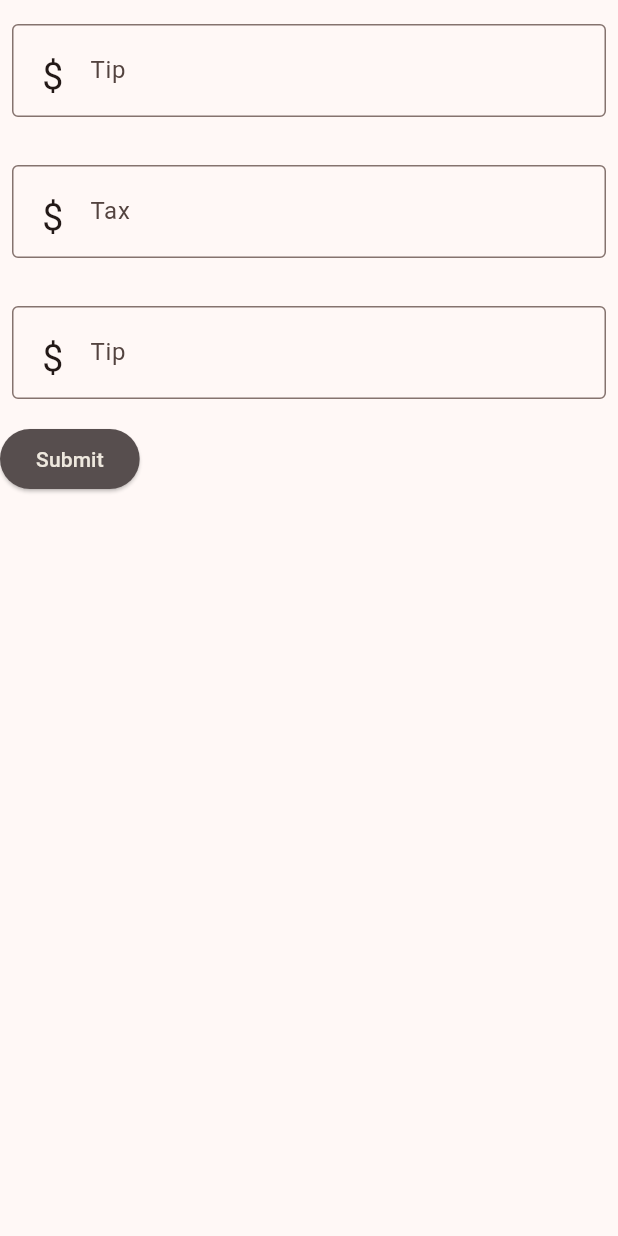
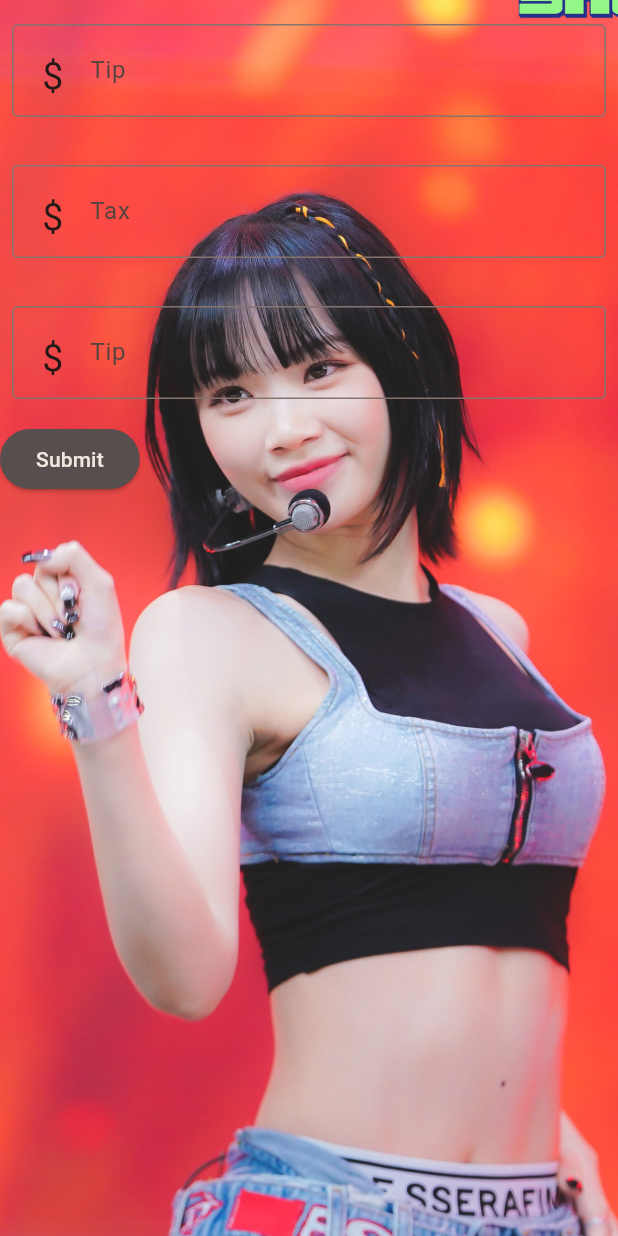
Before and after one commit to CNsquared/ABGapp, a Flutter app: the screen it shows after launch, on a phone screen of 412 x 824 dp. Run offline on Flutter 3.47's test engine with Material 2 defaults, Android fonts, the light colour scheme and no system bars.

Commit message:
chaewon.jpeg
chaewon.jpeg

```diff
--- a/lib/homeScreen.dart
+++ b/lib/homeScreen.dart
@@ -19,8 +19,12 @@ class HomeScreen extends StatelessWidget {
   @override
   Widget build(BuildContext context) {
    return Scaffold(
-      body: Center(
-          child: Column(
+      body: Container(
+        decoration: BoxDecoration(
+          image: DecorationImage(image: AssetImage("images/chaewon.jpeg"), fit: BoxFit.cover )
+        ),
+        child:Center(
+        child: Column(
         crossAxisAlignment: CrossAxisAlignment.start,
         children: <Widget>[
           homeScreenFactory.createTextInput("Tip", formState.tipController),
@@ -29,7 +33,11 @@ class HomeScreen extends StatelessWidget {
           homeScreenFactory.createSubmit(context, formState.saveData),
 
         ],
-      )),
+      )), )
+
+
+
+
     );
 
   }
--- a/pubspec.yaml
+++ b/pubspec.yaml
@@ -89,3 +89,7 @@ flutter:
   #
   # For details regarding fonts from package dependencies,
   # see https://flutter.dev/custom-fonts/#from-packages
+
+
+  assets:
+    - images/chaewon.jpeg
```
Also changed, not shown: images/chaewon.jpeg (added).
